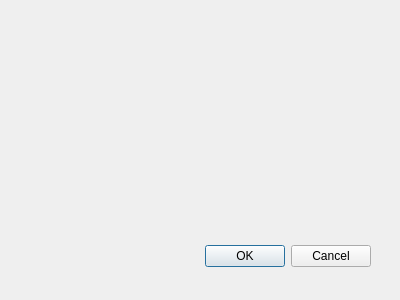
First picture: the form in muncomp-dms-plugin/MuncompDMS/ui_muncompdms.ui, repository timlinux/qgis-wcape-project, before the edit.
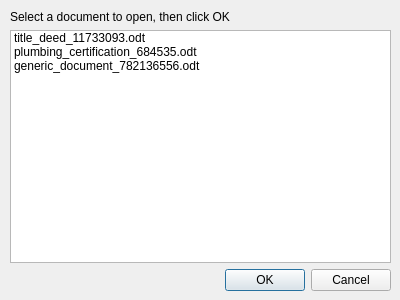
Second picture: the form after the edit.

Commit message: plugin with ui

```diff
--- a/muncomp-dms-plugin/MuncompDMS/ui_muncompdms.ui
+++ b/muncomp-dms-plugin/MuncompDMS/ui_muncompdms.ui
@@ -12,21 +12,53 @@
   <property name="windowTitle" >
    <string>MuncompDMS</string>
   </property>
-  <widget class="QDialogButtonBox" name="buttonBox" >
-   <property name="geometry" >
+  <widget class="QWidget" name="">
+   <property name="geometry">
     <rect>
-     <x>30</x>
-     <y>240</y>
-     <width>341</width>
-     <height>32</height>
+     <x>10</x>
+     <y>10</y>
+     <width>381</width>
+     <height>281</height>
     </rect>
    </property>
-   <property name="orientation" >
-    <enum>Qt::Horizontal</enum>
-   </property>
-   <property name="standardButtons" >
-    <set>QDialogButtonBox::Cancel|QDialogButtonBox::Ok</set>
-   </property>
+   <layout class="QGridLayout" name="gridLayout">
+    <item row="0" column="0">
+     <widget class="QLabel" name="label">
+      <property name="text">
+       <string>Select a document to open, then click OK</string>
+      </property>
+     </widget>
+    </item>
+    <item row="1" column="0">
+     <widget class="QListWidget" name="listWidget">
+      <item>
+       <property name="text">
+        <string>title_deed_11733093.odt</string>
+       </property>
+      </item>
+      <item>
+       <property name="text">
+        <string>plumbing_certification_684535.odt</string>
+       </property>
+      </item>
+      <item>
+       <property name="text">
+        <string>generic_document_782136556.odt</string>
+       </property>
+      </item>
+     </widget>
+    </item>
+    <item row="2" column="0">
+     <widget class="QDialogButtonBox" name="buttonBox">
+      <property name="orientation">
+       <enum>Qt::Horizontal</enum>
+      </property>
+      <property name="standardButtons">
+       <set>QDialogButtonBox::Cancel|QDialogButtonBox::Ok</set>
+      </property>
+     </widget>
+    </item>
+   </layout>
   </widget>
  </widget>
  <resources/>
```
Left out of the diff: 17 changed lines with no effect on the pictures. The commit also changes 2 other files.
